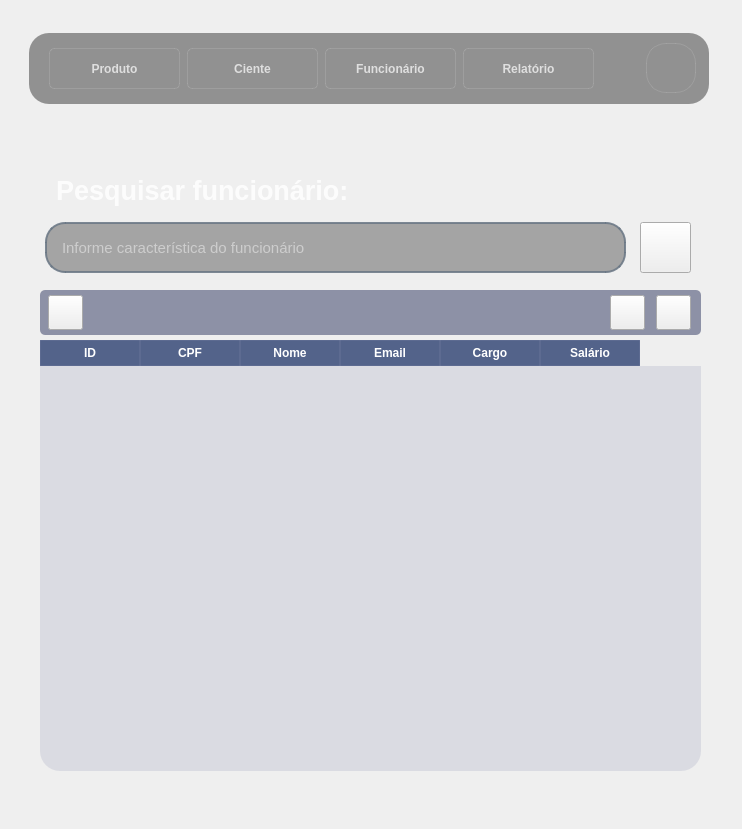
Before: the Qt Designer form telas/tela_tabela_funcionario.ui in Vogi-png/byteshop-software, drawn with Qt 5.
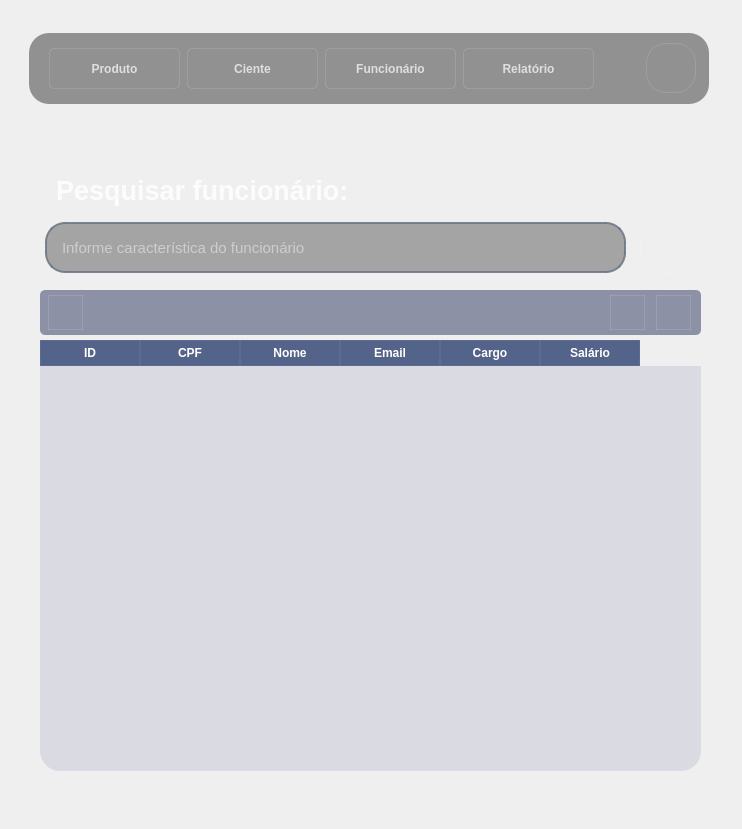
After: the same form once the commit is applied. Icons and pictures are not drawn.

The edit to the form file:
```diff
--- a/telas/tela_tabela_funcionario.ui
+++ b/telas/tela_tabela_funcionario.ui
@@ -23,7 +23,7 @@
     </rect>
    </property>
    <property name="styleSheet">
-    <string notr="true">QPushButton#logout_button {
+    <string notr="true">QPushButton#buscar_button, QPushButton#logout_button, QPushButton#add_button, QPushButton#editar_button, QPushButton#deletar_button  {
 	background-color: rgba(0, 0, 0, 0);
 	color:rgba(85, 98, 112, 255);
     border-radius: 20px;
@@ -31,7 +31,10 @@
     font-weight: bold;
 }
 
-QPushButton#logout_button:hover {
+QPushButton#buscar_button:hover,  QPushButton#logout_button:hover,
+QPushButton#add_button:hover,
+QPushButton#editar_button:hover,
+QPushButton#deletar_button:hover {
     background-color: qlineargradient(
         spread:pad,
         x1:0, y1:0, x2:1, y2:1,
@@ -41,7 +44,10 @@
 	color:rgba(155, 168, 182, 220);
 }
 
-QPushButton#logout_button:pressed {
+QPushButton#buscar_button:pressed, QPushButton#logout_button:pressed,
+QPushButton#add_button:pressed,
+QPushButton#editar_button:pressed,
+QPushButton#deletar_button:pressed {
 	padding-left:5px;
 	padding-top:5px;
 	color:rgba(115, 128, 142, 255);
@@ -53,6 +59,7 @@
     );
 }
 
+
 QPushButton#cliente_button, QPushButton#relatorio_button, QPushButton#produtos_button, QPushButton#funcionario_button {
     background-color: qlineargradient(
         spread:pad,
```
